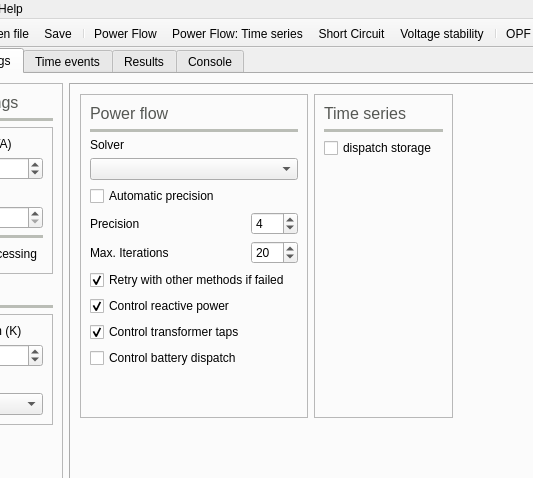
This is UnderDevelopment/GridCal/Gui/Main/MainWindow.ui in SanPen/GridCal as Qt 5 draws it before an edit; both pictures show x 119 to 652 and y 0 to 478 of the 1212 by 799 pixel window. The edited form follows.
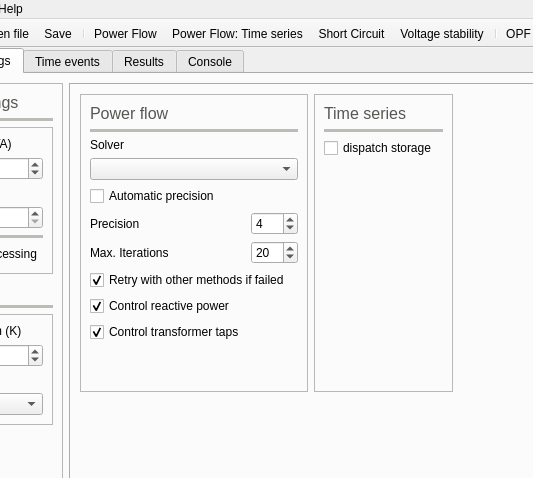
This is the edited form. The open tabs and pages were chosen to show the change. Icons and pictures are not drawn. Custom widgets are drawn as their Qt base class.

Commit message: Nelder-Mead dispatch working on IEEE30

```diff
--- a/UnderDevelopment/GridCal/Gui/Main/MainWindow.ui
+++ b/UnderDevelopment/GridCal/Gui/Main/MainWindow.ui
@@ -1288,7 +1288,7 @@
                  </property>
                 </widget>
                </item>
-               <item row="14" column="0">
+               <item row="13" column="0">
                 <spacer name="verticalSpacer_10">
                  <property name="orientation">
                   <enum>Qt::Vertical</enum>
@@ -1314,16 +1314,6 @@
                  </property>
                 </widget>
                </item>
-               <item row="13" column="0">
-                <widget class="QCheckBox" name="control_battery_dispatch_checkBox">
-                 <property name="statusTip">
-                  <string>Control the adjacent branch loading dispatching active  power</string>
-                 </property>
-                 <property name="text">
-                  <string>Control battery dispatch</string>
-                 </property>
-                </widget>
-               </item>
               </layout>
              </widget>
             </item>
```
Left out of the diff: 2 changed lines with no effect on the pictures. The commit also changes 4 other files.
